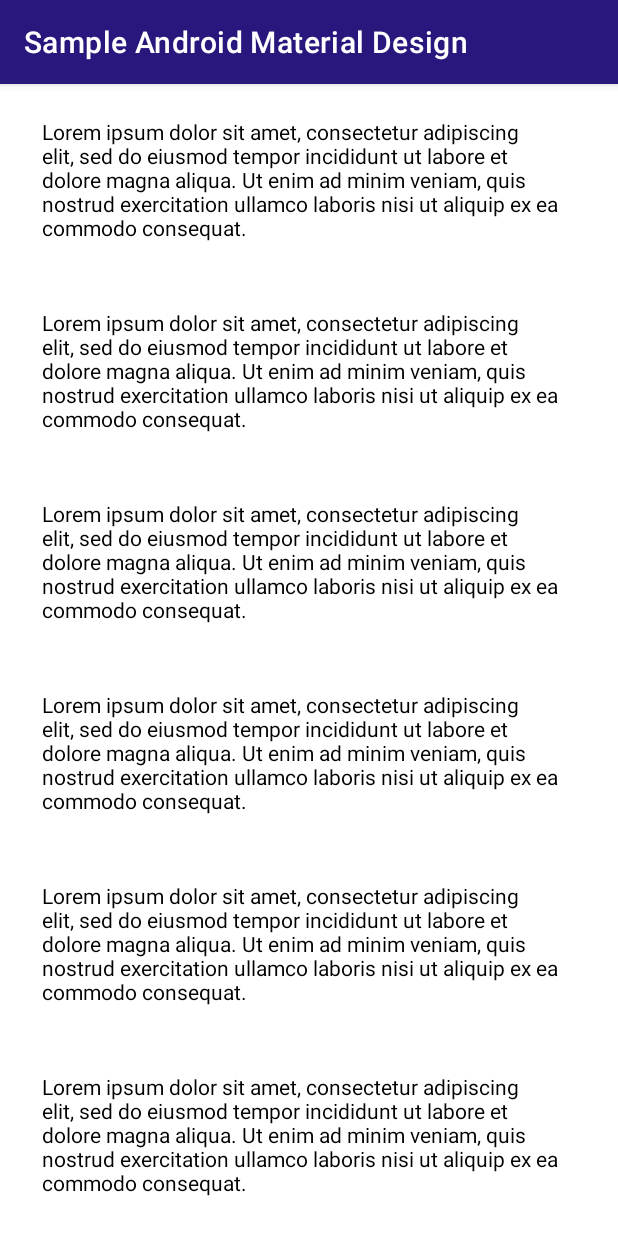
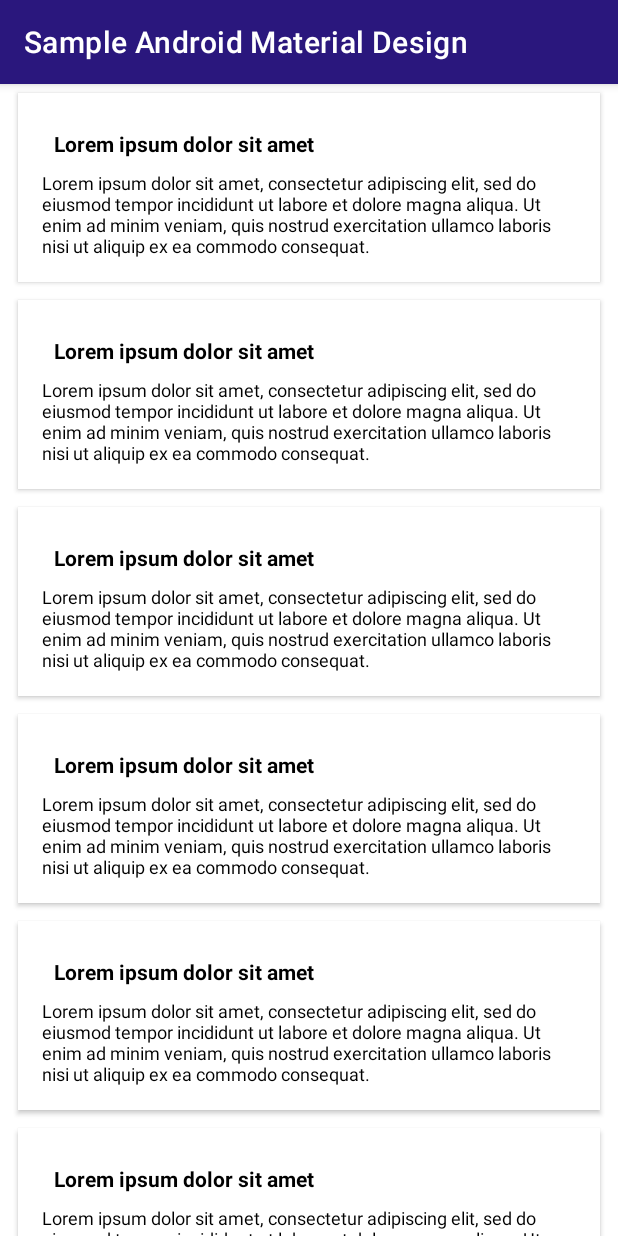
Before and after one commit to Morteza-QN/sample-android-material-design, an Android app: the screen it shows after launch (MainActivity), on a phone screen of 412 x 824 dp. Run offline under Robolectric (Android 15) with nearby library versions, the phone set to English and light mode, and no system bars.

Commit message:
cardView added

```diff
--- a/app/src/main/java/com/example/sampleandroidmaterialdesign/MainFragment.java
+++ b/app/src/main/java/com/example/sampleandroidmaterialdesign/MainFragment.java
@@ -16,4 +16,18 @@ public class MainFragment extends Fragment {
     public View onCreateView(@NonNull LayoutInflater inflater, @Nullable ViewGroup container, @Nullable Bundle savedInstanceState) {
         return inflater.inflate(R.layout.fragment_main, container, false);
     }
+
+    /*@Override
+    public void onViewCreated(@NonNull View view, @Nullable Bundle savedInstanceState) {
+        super.onViewCreated(view, savedInstanceState);
+
+        final MaterialCardView materialCardView =view.findViewById(R.id.card_main_text);
+        materialCardView.setChecked(true);
+        materialCardView.setOnClickListener(new View.OnClickListener() {
+            @Override
+            public void onClick(View v) {
+                materialCardView.setChecked(!materialCardView.isChecked());
+            }
+        });
+    }*/
 }
--- a/app/src/main/res/layout/activity_main.xml
+++ b/app/src/main/res/layout/activity_main.xml
@@ -24,6 +24,6 @@
         android:name="com.example.sampleandroidmaterialdesign.MainFragment"
         android:layout_width="match_parent"
         android:layout_height="match_parent"
-        app:layout_behavior="com.google.android.material.appbar.AppBarLayout$ScrollingViewBehavior" />
+        app:layout_behavior="@string/appbar_scrolling_view_behavior" />
 
 </androidx.coordinatorlayout.widget.CoordinatorLayout>
--- a/app/src/main/res/layout/fragment_main.xml
+++ b/app/src/main/res/layout/fragment_main.xml
@@ -31,6 +31,10 @@
 
         <include layout="@layout/item_text" />
 
+        <include layout="@layout/item_text" />
+
+        <include layout="@layout/item_text" />
+
 
     </LinearLayout>
 </androidx.core.widget.NestedScrollView>
--- a/app/src/main/res/layout/item_text.xml
+++ b/app/src/main/res/layout/item_text.xml
@@ -1,20 +1,49 @@
 <?xml version="1.0" encoding="utf-8"?>
-<FrameLayout
+<com.google.android.material.card.MaterialCardView
     xmlns:android="http://schemas.android.com/apk/res/android"
+    xmlns:app="http://schemas.android.com/apk/res-auto"
+    android:id="@+id/card_main_text"
     android:layout_width="match_parent"
     android:layout_height="wrap_content"
     android:layout_marginStart="12dp"
     android:layout_marginTop="6dp"
     android:layout_marginEnd="12dp"
     android:layout_marginBottom="6dp"
-    android:padding="16dp">
+    app:cardCornerRadius="0dp"
+    app:cardElevation="2dp"
+    app:contentPadding="16dp"
+    >
+    <!--    app:strokeWidth="1dp"-->
+    <!--    app:strokeColor="@color/colorPrimary"-->
+    <!--    app:rippleColor="@color/colorPrimary"-->
+    <!--    android:checkable="false"-->
+    <!--    android:clickable="true"-->
+    <!--    app:checkedIconTint="@color/colorAccent"-->
 
-    <TextView
-        android:id="@+id/tv_item_content"
+    <LinearLayout
         android:layout_width="match_parent"
         android:layout_height="wrap_content"
-        android:text="@string/Lorem_ipsum"
-        android:textColor="@android:color/black" />
+        android:orientation="vertical">
+
+        <TextView
+            android:id="@+id/tv_item_content_title"
+            android:layout_width="match_parent"
+            android:layout_height="wrap_content"
+            android:layout_margin="8dp"
+            android:fontFamily="sans-serif"
+            android:text="@string/Lorem_ipsum_title"
+            android:textColor="@android:color/black"
+            android:textSize="14sp"
+            android:textStyle="bold" />
+
+        <TextView
+            android:id="@+id/tv_item_content_description"
+            android:layout_width="match_parent"
+            android:layout_height="wrap_content"
+            android:text="@string/Lorem_ipsum_content"
+            android:textColor="@android:color/black"
+            android:textSize="12sp" />
+    </LinearLayout>
 
 
-</FrameLayout>
+</com.google.android.material.card.MaterialCardView>
--- a/app/src/main/res/values/strings.xml
+++ b/app/src/main/res/values/strings.xml
@@ -1,4 +1,6 @@
 <resources>
     <string name="app_name">Sample Android Material Design</string>
-    <string name="Lorem_ipsum">Lorem ipsum dolor sit amet, consectetur adipiscing elit, sed do eiusmod tempor incididunt ut labore et dolore magna aliqua. Ut enim ad minim veniam, quis nostrud exercitation ullamco laboris nisi ut aliquip ex ea commodo consequat.</string>
+    <string name="Lorem_ipsum_content">Lorem ipsum dolor sit amet, consectetur adipiscing elit, sed do eiusmod tempor incididunt ut labore et dolore magna aliqua. Ut enim ad minim veniam, quis nostrud exercitation ullamco laboris nisi ut aliquip ex ea commodo consequat.</string>
+    <string name="Lorem_ipsum_title">Lorem ipsum dolor sit amet</string>
+
 </resources>
```
